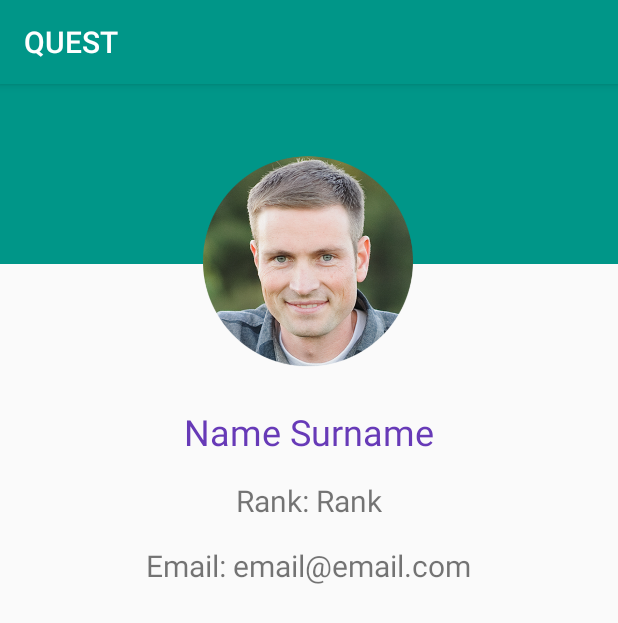
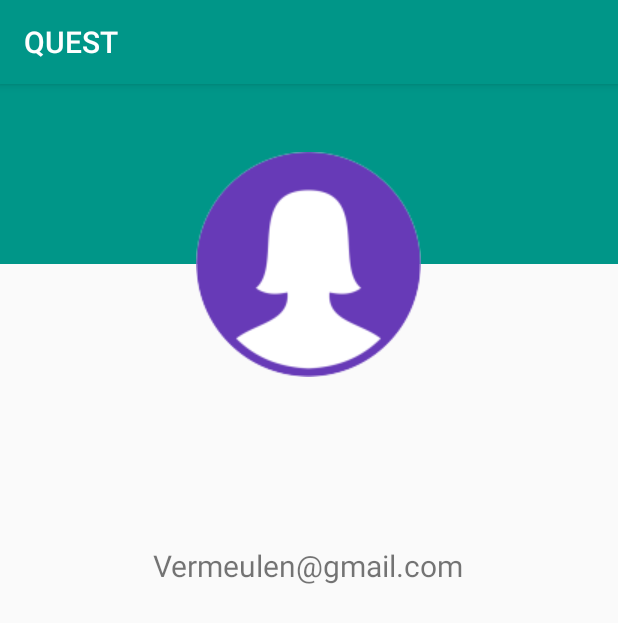
Before and after one commit to disney50/QUEST, an Android app: the screen it shows after launch (ProfileActivity), on a phone screen of 412 x 824 dp. Shown: the top 623 px of the screen. Run offline under Robolectric (Android 15) with nearby library versions, the light colour scheme and no system bars; 1 statement that could not run was skipped.

Commit message:
avatar added

```diff
--- a/app/src/main/java/com/example/jedidja/quest/Domain/Explorer.java
+++ b/app/src/main/java/com/example/jedidja/quest/Domain/Explorer.java
@@ -5,19 +5,19 @@ package com.example.jedidja.quest.Domain;
  */
 
 public class Explorer {
-   public String Name;
-   public String Surname;
+   public String FullName;
    public String Email;
    public Rank Rank;
    public String Avatar;
+   public Gender Gender;
 
-   public Explorer (String name, String surname, String email, Rank rank, String avatar )
+   public Explorer(String fullname, String email, Rank rank, String avatar, Gender gender)
    {
-       Name = name;
-       Surname = surname;
+       FullName = fullname;
        Email = email;
        Rank = rank;
        Avatar = avatar;
+       Gender = gender;
    }
 
 }
--- /dev/null
+++ b/app/src/main/java/com/example/jedidja/quest/Domain/Gender.java
@@ -0,0 +1,10 @@
+package com.example.jedidja.quest.Domain;
+
+/**
+ * Created by Jedidja on 22 Feb 2018.
+ */
+
+public enum Gender {
+    MALE,
+    FEMALE
+}
--- a/app/src/main/java/com/example/jedidja/quest/ProfileActivity.java
+++ b/app/src/main/java/com/example/jedidja/quest/ProfileActivity.java
@@ -2,6 +2,10 @@ package com.example.jedidja.quest;
 
 import android.support.v7.app.AppCompatActivity;
 import android.os.Bundle;
+import android.widget.TextView;
+
+import com.example.jedidja.quest.Domain.Explorer;
+import com.example.jedidja.quest.StaticRepo.ExplorerRepository;
 
 public class ProfileActivity extends AppCompatActivity {
 
@@ -9,5 +13,21 @@ public class ProfileActivity extends AppCompatActivity {
     protected void onCreate(Bundle savedInstanceState) {
         super.onCreate(savedInstanceState);
         setContentView(R.layout.activity_profile);
+
+        ExplorerRepository repo = new ExplorerRepository();
+
+        Explorer explorer = repo.GetMockProfile();
+
+        TextView nameSurnameText = findViewById(R.id.text_view_explorer_name);
+        nameSurnameText.setText(explorer.FullName);
+
+        /* TextView rankText = findViewById(R.id.text_view_rank);
+        rankText.setText();
+
+        TextView genderText = findViewById(R.id.text_view_gender);
+        genderText.setText(); */
+
+        TextView emailText = findViewById(R.id.text_view_email);
+        emailText.setText(explorer.Email);
     }
 }
--- a/app/src/main/res/layout/activity_profile.xml
+++ b/app/src/main/res/layout/activity_profile.xml
@@ -22,7 +22,7 @@
         android:layout_alignTop="@+id/image_view_background"
         android:layout_centerHorizontal="true"
         android:layout_marginTop="45dp"
-        app:srcCompat="@drawable/profile_round" />
+        app:srcCompat="@drawable/female_icon" />
 
     <TextView
         android:id="@+id/text_view_name_surname"
@@ -32,8 +32,7 @@
         android:layout_centerHorizontal="true"
         android:layout_marginTop="20dp"
         android:textSize="24sp"
-        android:textColor="@color/colorAccent"
-        android:text="Name Surname" />
+        android:textColor="@color/colorAccent" />
 
     <TextView
         android:id="@+id/text_view_rank"
@@ -42,8 +41,16 @@
         android:layout_below="@+id/text_view_name_surname"
         android:layout_centerHorizontal="true"
         android:layout_marginTop="16dp"
-        android:textSize="20sp"
-        android:text="Rank: Rank" />
+        android:textSize="20sp" />
+
+    <TextView
+        android:id="@+id/text_view_gender"
+        android:layout_width="wrap_content"
+        android:layout_height="wrap_content"
+        android:layout_below="@id/text_view_rank"
+        android:layout_centerHorizontal="true"
+        android:layout_marginTop="16dp"
+        android:textSize="20sp"/>
 
     <TextView
         android:id="@+id/text_view_email"
@@ -52,8 +59,7 @@
         android:layout_below="@+id/text_view_rank"
         android:layout_centerHorizontal="true"
         android:layout_marginTop="16dp"
-        android:textSize="20sp"
-        android:text="Email: email@email.com" />
+        android:textSize="20sp" />
 
 
 </RelativeLayout>
--- a/app/src/main/res/layout/explorers_layout.xml
+++ b/app/src/main/res/layout/explorers_layout.xml
@@ -36,7 +36,7 @@
         app:srcCompat="@drawable/stripe_purple_56x0dp" />
 
     <TextView
-        android:id="@+id/text_explorer_surname"
+        android:id="@+id/text_explorer_email"
         android:layout_width="268dp"
         android:layout_height="wrap_content"
         android:layout_alignStart="@+id/text_view_explorer_name"
```
Also changed, not shown: app/src/main/java/com/example/jedidja/quest/ExplorerAdapter.java (+4 -5 lines), app/src/main/java/com/example/jedidja/quest/StaticRepo/ExplorerRepository.java (+9 -3 lines), app/src/main/res/drawable/female_icon.png (added), app/src/main/res/drawable/male_icon.png (added), app/src/main/res/drawable/profile_round.png (deleted).
